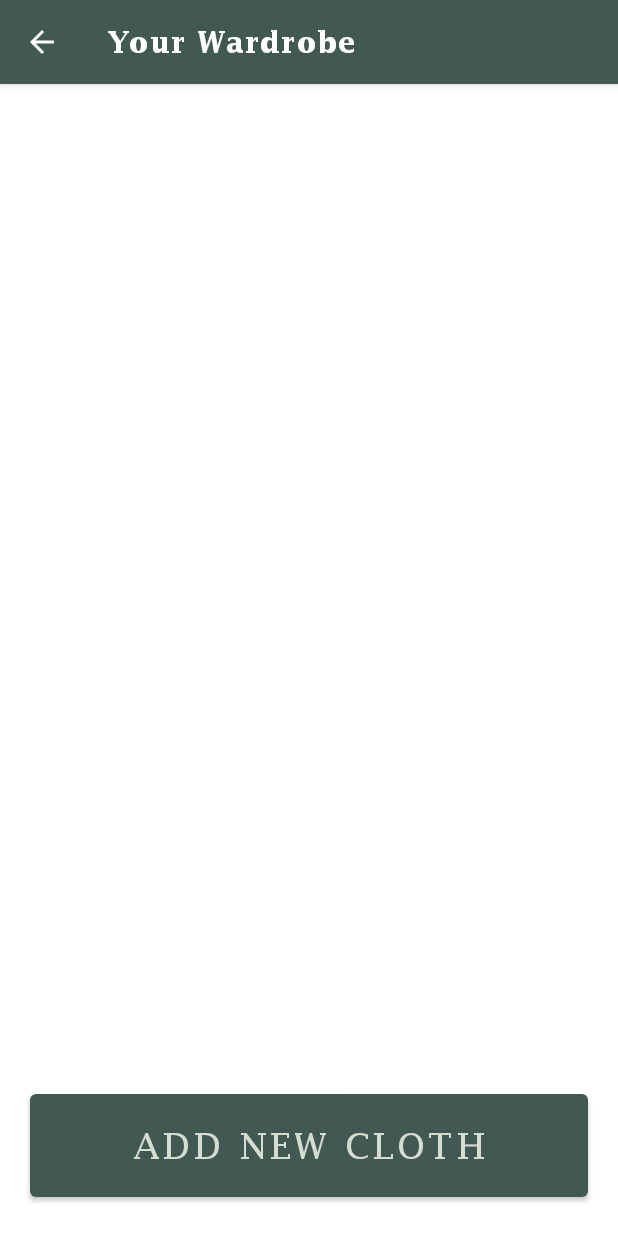
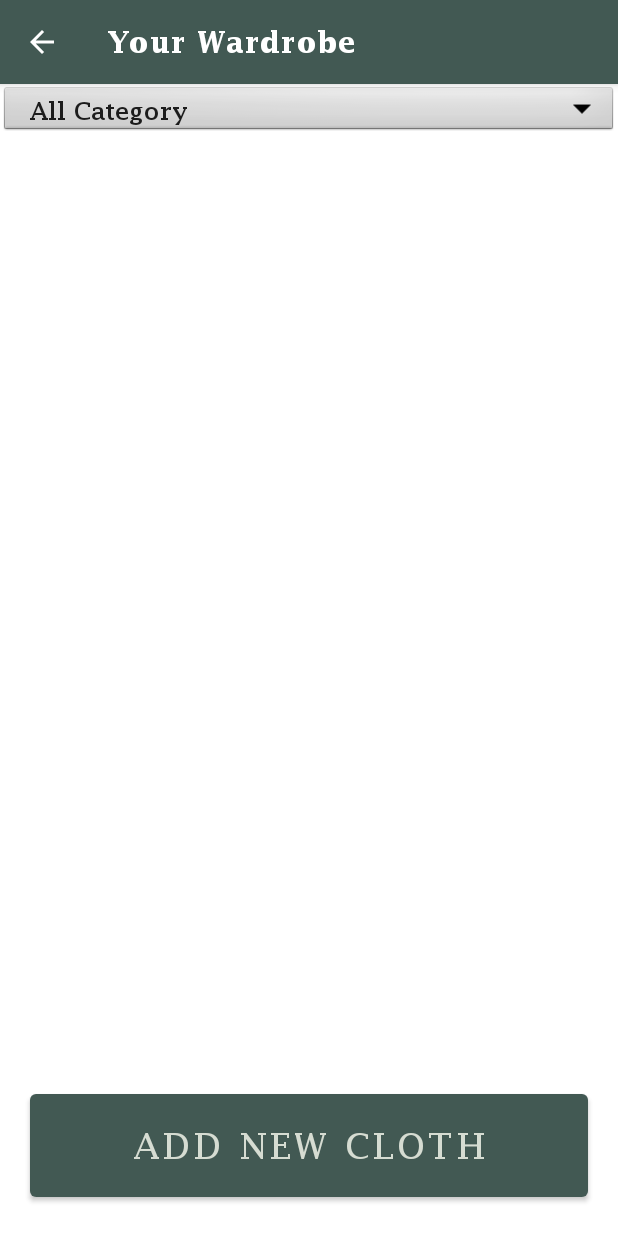
Before and after one commit to drsam3718/Your_Wardrobe, an Android app: the YourCloset screen opened directly, with no data from a screen before it, on a phone screen of 412 x 824 dp. Run offline under Robolectric (Android 15) with nearby library versions, the phone set to English and light mode, and no system bars.

Commit message:
sorting added to your closet actiity

```diff
--- a/app/src/main/java/com/example/yourwardrobe/YourCloset.java
+++ b/app/src/main/java/com/example/yourwardrobe/YourCloset.java
@@ -1,14 +1,21 @@
 package com.example.yourwardrobe;
 
+import static java.util.Arrays.asList;
+import static java.util.Arrays.sort;
+
+import androidx.annotation.StringRes;
 import androidx.appcompat.app.AppCompatActivity;
 
 import android.content.Intent;
 import android.os.Bundle;
 import android.util.Log;
 import android.view.View;
+import android.widget.AdapterView;
+import android.widget.ArrayAdapter;
 import android.widget.Button;
 import android.widget.GridLayout;
 import android.widget.GridView;
+import android.widget.Spinner;
 
 import com.example.yourwardrobe.data.DbHandler;
 import com.example.yourwardrobe.model.Cloths;
@@ -25,15 +32,14 @@ public class YourCloset extends AppCompatActivity {
 
         DbHandler db = new DbHandler(YourCloset.this);
 
+        Spinner sort_by_spinner = (Spinner) findViewById(R.id.sort_by_spinner);
+        ArrayList<String> categories = new ArrayList<>(asList(getResources().getStringArray(R.array.categories_array_for_sorting)));
+        ArrayAdapter<String> adapter1= new ArrayAdapter<>(this, android.R.layout.simple_list_item_1, categories);
+        sort_by_spinner.setAdapter(adapter1);
+
+
         Button add_cloth_button = (Button) findViewById(R.id.add_cloth_button);
         GridView mainClothsGrid = (GridView) findViewById(R.id.main_cloths_grid);
-        add_cloth_button.setOnClickListener(new View.OnClickListener() {
-            @Override
-            public void onClick(View v) {
-                Intent add_cloth_intent = new Intent(YourCloset.super.getBaseContext(), AddNewCloth.class);
-                startActivity(add_cloth_intent);
-            }
-        });
 
         ArrayList<Cloths> clothsArrayList = new ArrayList<>();
 
@@ -45,6 +51,37 @@ public class YourCloset extends AppCompatActivity {
 
         ClothsAdapter clothsAdapter = new ClothsAdapter(this, clothsArrayList);
         mainClothsGrid.setAdapter(clothsAdapter);
+        add_cloth_button.setOnClickListener(new View.OnClickListener() {
+            @Override
+            public void onClick(View v) {
+                Intent add_cloth_intent = new Intent(YourCloset.super.getBaseContext(), AddNewCloth.class);
+                startActivity(add_cloth_intent);
+            }
+        });
+                ArrayList<Cloths> clothsArrayListByCategory = new ArrayList<>();
 
+        sort_by_spinner.setOnItemSelectedListener(new AdapterView.OnItemSelectedListener() {
+            @Override
+            public void onItemSelected(AdapterView<?> parent, View view, int position, long id) {
+
+                if (sort_by_spinner.getSelectedItem().toString().equals("All Category")){
+                    mainClothsGrid.setAdapter(clothsAdapter);
+                }else{
+                    clothsArrayListByCategory.clear();
+                    for (Cloths cloths : clothsList) {
+                        if (cloths.getCategory().equals(sort_by_spinner.getSelectedItem().toString())){
+                            clothsArrayListByCategory.add(cloths);
+                        }
+                    }
+                    ClothsAdapter clothsAdapterByCategory = new ClothsAdapter(YourCloset.this, clothsArrayListByCategory);
+                    mainClothsGrid.setAdapter(clothsAdapterByCategory);
+                }
+            }
+
+            @Override
+            public void onNothingSelected(AdapterView<?> parent) {
+
+            }
+        });
     }
 }
--- a/app/src/main/res/layout/activity_your_closet.xml
+++ b/app/src/main/res/layout/activity_your_closet.xml
@@ -7,16 +7,28 @@
     android:orientation="vertical"
     tools:context=".YourCloset">
 
-    <GridView
-        android:id="@+id/main_cloths_grid"
+    <LinearLayout
         android:layout_width="match_parent"
         android:layout_height="match_parent"
-        android:numColumns="3"
-        android:horizontalSpacing="6dp"
-        android:verticalSpacing="6dp"
-        app:useDefaultMargins="true">
+        android:orientation="vertical">
 
-    </GridView>
+        <Spinner
+            android:id="@+id/sort_by_spinner"
+            android:layout_width="match_parent"
+            android:layout_height="36dp"
+            android:padding="4dp"
+            style="@android:style/Widget.Spinner"/>
+
+        <GridView
+            android:id="@+id/main_cloths_grid"
+            android:layout_width="match_parent"
+            android:layout_height="match_parent"
+            android:numColumns="2"
+            android:horizontalSpacing="6dp"
+            android:verticalSpacing="6dp"
+            app:useDefaultMargins="true">
+        </GridView>
+    </LinearLayout>
 
     <Button
         android:id="@+id/add_cloth_button"
```
Also changed, not shown: app/src/main/java/com/example/yourwardrobe/data/DbHandler.java (+19 -0 lines), app/src/main/res/drawable/gradient.xml (added, +8 -0 lines), app/src/main/res/layout/cloth_card_item.xml (+25 -10 lines), app/src/main/res/values/strings.xml (+11 -1 lines).
